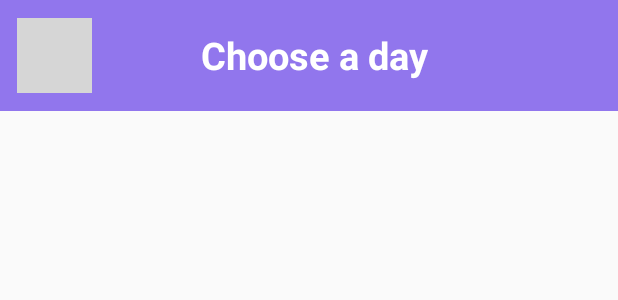
After one commit to AhmedEmadEls/Student_Application, an Android app: the layout activity_day.xml on its own in the app's theme, with its tools: preview values and no code run, on a phone screen of 412 x 824 dp. The commit adds this screen. Shown: the top 300 px of the screen. Run offline under Robolectric (Android 15) with nearby library versions, the phone set to English and light mode, and no system bars; Roboto replaces fonts that are not available here; grey boxes are pictures that could not be loaded.

Commit message:
shang and add new icon

```diff
--- a/app/src/main/AndroidManifest.xml
+++ b/app/src/main/AndroidManifest.xml
@@ -10,12 +10,11 @@
         android:supportsRtl="true"
         android:theme="@style/Theme.Student_Application">
         <activity
+            android:name=".Day_Activity"
+            android:exported="false" />
+        <activity
             android:name=".Test_Activity"
-            android:exported="true" >
-
-
-
-        </activity>
+            android:exported="true"></activity>
         <activity
             android:name=".NotActivity"
             android:exported="false" />
--- /dev/null
+++ b/app/src/main/java/com/example/student_application/Day_Activity.java
@@ -0,0 +1,14 @@
+package com.example.student_application;
+
+import androidx.appcompat.app.AppCompatActivity;
+
+import android.os.Bundle;
+
+public class Day_Activity extends AppCompatActivity {
+
+    @Override
+    protected void onCreate(Bundle savedInstanceState) {
+        super.onCreate(savedInstanceState);
+        setContentView(R.layout.activity_day);
+    }
+}
--- /dev/null
+++ b/app/src/main/res/layout/activity_day.xml
@@ -0,0 +1,53 @@
+<?xml version="1.0" encoding="utf-8"?>
+<LinearLayout xmlns:android="http://schemas.android.com/apk/res/android"
+    xmlns:app="http://schemas.android.com/apk/res-auto"
+    xmlns:tools="http://schemas.android.com/tools"
+    android:layout_width="match_parent"
+    android:layout_height="match_parent"
+    android:orientation="vertical"
+    tools:context=".Day_Activity">
+    <LinearLayout
+        android:layout_width="match_parent"
+        android:layout_height="74dp"
+        android:orientation="horizontal"
+        android:background="@color/hider"
+        >
+
+        <ImageButton
+            android:layout_width="50dp"
+            android:layout_height="50dp"
+            android:layout_weight="0.01"
+            android:background="@color/null2"
+            android:scaleType="fitCenter"
+            android:src="@drawable/back3"
+            android:layout_gravity="center"
+            android:layout_marginLeft="11dp"
+            android:onClick="backmi"
+
+            />
+
+        <TextView
+            android:id="@+id/textView5"
+            android:layout_width="294px"
+            android:layout_height="wrap_content"
+            android:text="@string/day"
+            android:gravity="center"
+            android:layout_marginRight="60dp"
+            android:layout_marginLeft="5dp"
+            android:layout_marginVertical="15dp"
+            android:layout_gravity="center"
+            android:textSize="25dp"
+            android:layout_weight="2"
+            android:textStyle="bold"
+            android:textColor="@color/white"
+            />
+
+    </LinearLayout>
+
+    <ListView
+        android:layout_width="match_parent"
+        android:layout_height="match_parent"
+        android:textAlignment="center"
+        />
+
+</LinearLayout>
--- a/app/src/main/res/values/strings.xml
+++ b/app/src/main/res/values/strings.xml
@@ -26,4 +26,16 @@
     <string name="Academy_website">Academy website</string>
     <string name="Write_the_message">Write the message .....</string>
     <string name="notavalabol">Not available at the present time ..... soon</string>
+
+    <string name="day">Choose a day</string>
+
+    <string-array name="days">
+        <item>Saturday</item>
+        <item>Sunday</item>
+        <item>Monday</item>
+        <item>Tuesday</item>
+        <item>Wednesday</item>
+        <item>Thursday</item>
+        <item>Friday</item>
+    </string-array>
 </resources>
```
Also changed, not shown: 1 other file.
